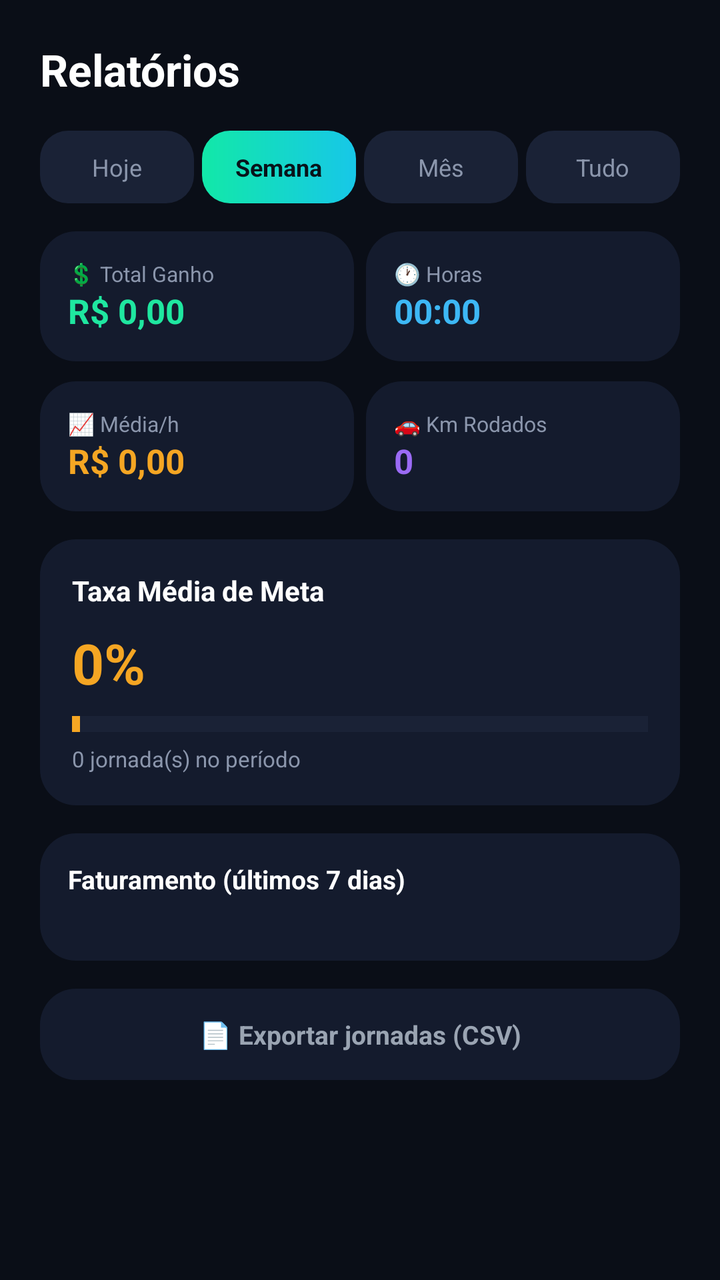
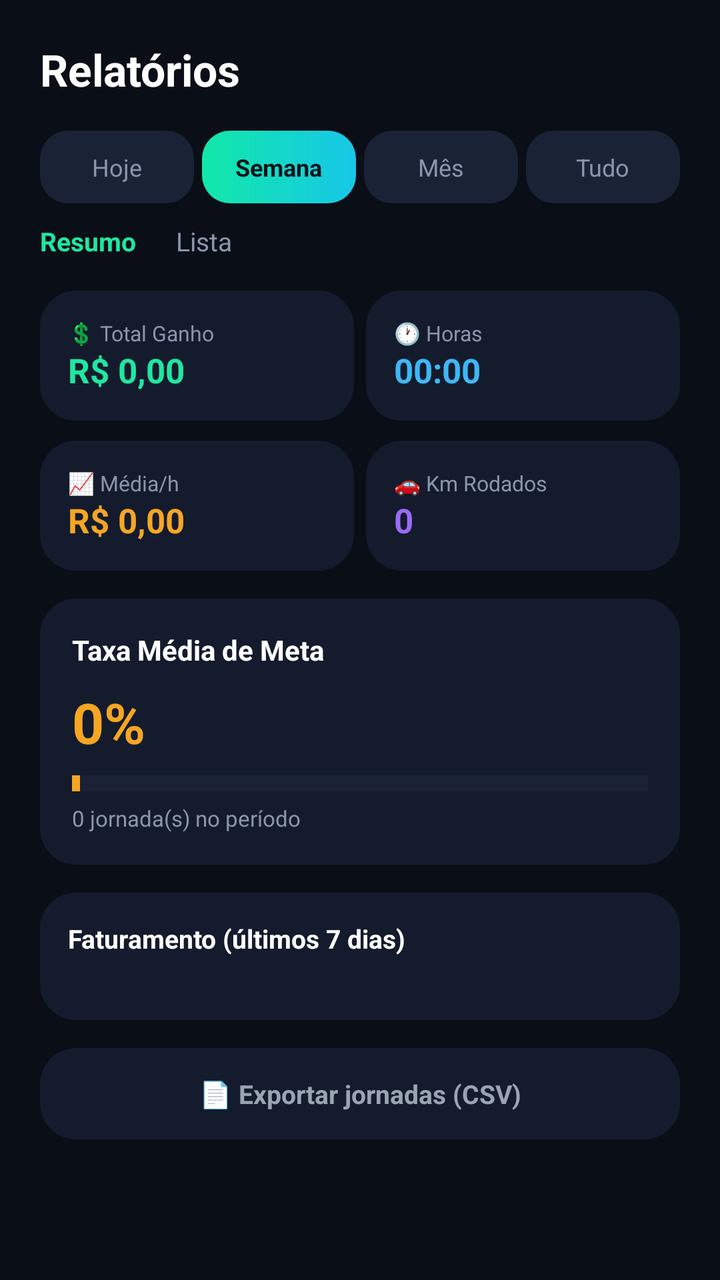

Before-and-after screenshots of an Android layout around one commit, followed by the original layout XML and the change that was made.
<!-- AndroidManifest.xml: application theme Theme.MaterialComponents.DayNight.NoActionBar -->
<!-- res/layout/activity_weekly.xml -->
<?xml version="1.0" encoding="utf-8"?>
<ScrollView xmlns:android="http://schemas.android.com/apk/res/android"
    android:layout_width="match_parent"
    android:layout_height="match_parent"
    android:background="#0A0E17">

    <LinearLayout
        android:layout_width="match_parent"
        android:layout_height="wrap_content"
        android:orientation="vertical"
        android:padding="20dp">

        <TextView
            android:layout_width="wrap_content"
            android:layout_height="wrap_content"
            android:text="Relatórios"
            android:textColor="#FFFFFF"
            android:textSize="22sp"
            android:textStyle="bold"
            android:layout_marginBottom="16dp" />

        <LinearLayout
            android:layout_width="match_parent"
            android:layout_height="wrap_content"
            android:orientation="horizontal"
            android:layout_marginBottom="14dp">

            <TextView
                android:id="@+id/tabHoje"
                android:layout_width="0dp"
                android:layout_height="wrap_content"
                android:layout_weight="1"
                android:layout_marginEnd="4dp"
                android:background="@drawable/bg_chip_unselected"
                android:gravity="center"
                android:padding="10dp"
                android:text="Hoje"
                android:textColor="#8B96AC"
                android:textSize="12sp"
                android:clickable="true"
                android:focusable="true" />

            <TextView
                android:id="@+id/tabSemana"
                android:layout_width="0dp"
                android:layout_height="wrap_content"
                android:layout_weight="1"
                android:layout_marginEnd="4dp"
                android:background="@drawable/bg_chip_selected"
                android:gravity="center"
                android:padding="10dp"
                android:text="Semana"
                android:textColor="#08131A"
                android:textSize="12sp"
                android:textStyle="bold"
                android:clickable="true"
                android:focusable="true" />

            <TextView
                android:id="@+id/tabMes"
                android:layout_width="0dp"
                android:layout_height="wrap_content"
                android:layout_weight="1"
                android:layout_marginEnd="4dp"
                android:background="@drawable/bg_chip_unselected"
                android:gravity="center"
                android:padding="10dp"
                android:text="Mês"
                android:textColor="#8B96AC"
                android:textSize="12sp"
                android:clickable="true"
                android:focusable="true" />

            <TextView
                android:id="@+id/tabTudo"
                android:layout_width="0dp"
                android:layout_height="wrap_content"
                android:layout_weight="1"
                android:background="@drawable/bg_chip_unselected"
                android:gravity="center"
                android:padding="10dp"
                android:text="Tudo"
                android:textColor="#8B96AC"
                android:textSize="12sp"
                android:clickable="true"
                android:focusable="true" />
        </LinearLayout>

        <LinearLayout
            android:layout_width="match_parent"
            android:layout_height="wrap_content"
            android:orientation="horizontal"
            android:layout_marginBottom="10dp">

            <LinearLayout
                android:layout_width="0dp"
                android:layout_height="wrap_content"
                android:layout_weight="1"
                android:orientation="vertical"
                android:background="@drawable/bg_card_dark"
                android:padding="14dp"
                android:layout_marginEnd="6dp">

                <TextView
                    android:layout_width="wrap_content"
                    android:layout_height="wrap_content"
                    android:text="💲 Total Ganho"
                    android:textColor="#8B96AC"
                    android:textSize="10.5sp" />

                <TextView
                    android:id="@+id/txtTotalGanho"
                    android:layout_width="wrap_content"
                    android:layout_height="wrap_content"
                    android:text="R$ 0,00"
                    android:textColor="#1FE7A0"
                    android:textSize="17sp"
                    android:textStyle="bold" />
            </LinearLayout>

            <LinearLayout
                android:layout_width="0dp"
                android:layout_height="wrap_content"
                android:layout_weight="1"
                android:orientation="vertical"
                android:background="@drawable/bg_card_dark"
                android:padding="14dp">

                <TextView
                    android:layout_width="wrap_content"
                    android:layout_height="wrap_content"
                    android:text="🕐 Horas"
                    android:textColor="#8B96AC"
                    android:textSize="10.5sp" />

                <TextView
                    android:id="@+id/txtHorasTrabalhadas"
                    android:layout_width="wrap_content"
                    android:layout_height="wrap_content"
                    android:text="00:00"
                    android:textColor="#3DB8F5"
                    android:textSize="17sp"
                    android:textStyle="bold" />
            </LinearLayout>
        </LinearLayout>

        <LinearLayout
            android:layout_width="match_parent"
            android:layout_height="wrap_content"
            android:orientation="horizontal"
            android:layout_marginBottom="14dp">

            <LinearLayout
                android:layout_width="0dp"
                android:layout_height="wrap_content"
                android:layout_weight="1"
                android:orientation="vertical"
                android:background="@drawable/bg_card_dark"
                android:padding="14dp"
                android:layout_marginEnd="6dp">

                <TextView
                    android:layout_width="wrap_content"
                    android:layout_height="wrap_content"
                    android:text="📈 Média/h"
                    android:textColor="#8B96AC"
                    android:textSize="10.5sp" />

                <TextView
                    android:id="@+id/txtMediaPorHora"
                    android:layout_width="wrap_content"
                    android:layout_height="wrap_content"
                    android:text="R$ 0,00"
                    android:textColor="#F5A623"
                    android:textSize="17sp"
                    android:textStyle="bold" />
            </LinearLayout>

            <LinearLayout
                android:layout_width="0dp"
                android:layout_height="wrap_content"
                android:layout_weight="1"
                android:orientation="vertical"
                android:background="@drawable/bg_card_dark"
                android:padding="14dp">

                <TextView
                    android:layout_width="wrap_content"
                    android:layout_height="wrap_content"
                    android:text="🚗 Km Rodados"
                    android:textColor="#8B96AC"
                    android:textSize="10.5sp" />

                <TextView
                    android:id="@+id/txtKmRodados"
                    android:layout_width="wrap_content"
                    android:layout_height="wrap_content"
                    android:text="0"
                    android:textColor="#9B6BF5"
                    android:textSize="17sp"
                    android:textStyle="bold" />
            </LinearLayout>
        </LinearLayout>

        <LinearLayout
            android:layout_width="match_parent"
            android:layout_height="wrap_content"
            android:orientation="vertical"
            android:background="@drawable/bg_card_dark"
            android:padding="16dp"
            android:layout_marginBottom="14dp">

            <TextView
                android:layout_width="wrap_content"
                android:layout_height="wrap_content"
                android:text="Taxa Média de Meta"
                android:textColor="#FFFFFF"
                android:textSize="14sp"
                android:textStyle="bold"
                android:layout_marginBottom="8dp" />

            <TextView
                android:id="@+id/txtTaxaMeta"
                android:layout_width="wrap_content"
                android:layout_height="wrap_content"
                android:text="0%"
                android:textColor="#F5A623"
                android:textSize="28sp"
                android:textStyle="bold" />

            <FrameLayout
                android:layout_width="match_parent"
                android:layout_height="8dp"
                android:background="#1A2236"
                android:layout_marginTop="8dp"
                android:layout_marginBottom="6dp">

                <View
                    android:id="@+id/barraMeta"
                    android:layout_width="4dp"
                    android:layout_height="match_parent"
                    android:background="#F5A623" />
            </FrameLayout>

            <TextView
                android:id="@+id/txtQtdJornadas"
                android:layout_width="wrap_content"
                android:layout_height="wrap_content"
                android:text="0 jornada(s) no período"
                android:textColor="#8B96AC"
                android:textSize="11sp" />
        </LinearLayout>

        <LinearLayout
            android:layout_width="match_parent"
            android:layout_height="wrap_content"
            android:orientation="vertical"
            android:background="@drawable/bg_card_dark"
            android:padding="14dp"
            android:layout_marginBottom="14dp">

            <TextView
                android:layout_width="wrap_content"
                android:layout_height="wrap_content"
                android:text="Faturamento (últimos 7 dias)"
                android:textColor="#FFFFFF"
                android:textSize="13sp"
                android:textStyle="bold"
                android:layout_marginBottom="10dp" />

            <LinearLayout
                android:id="@+id/containerBarras"
                android:layout_width="match_parent"
                android:layout_height="wrap_content"
                android:orientation="horizontal"
                android:gravity="bottom"
                android:layout_marginBottom="8dp" />

            <LinearLayout
                android:id="@+id/containerLabels"
                android:layout_width="match_parent"
                android:layout_height="wrap_content"
                android:orientation="horizontal" />
        </LinearLayout>

        <TextView
            android:id="@+id/btnExportarCsv"
            android:layout_width="match_parent"
            android:layout_height="wrap_content"
            android:background="@drawable/bg_card_dark"
            android:padding="14dp"
            android:gravity="center"
            android:text="📄 Exportar jornadas (CSV)"
            android:textColor="#9AA4B2"
            android:textSize="13sp"
            android:textStyle="bold"
            android:clickable="true"
            android:focusable="true" />

    </LinearLayout>
</ScrollView>
<!-- resources referenced by this layout -->
<resources>
  <!-- drawable bg_card_dark (drawable) -->
  <?xml version="1.0" encoding="utf-8"?>
  <shape xmlns:android="http://schemas.android.com/apk/res/android" android:shape="rectangle">
      <solid android:color="#141B2D" />
      <corners android:radius="18dp" />
  </shape>
  <!-- drawable bg_chip_selected (drawable) -->
  <?xml version="1.0" encoding="utf-8"?>
  <shape xmlns:android="http://schemas.android.com/apk/res/android" android:shape="rectangle">
      <gradient
          android:angle="0"
          android:startColor="#12E8A8"
          android:endColor="#17C7E8" />
      <corners android:radius="14dp" />
  </shape>
  <!-- drawable bg_chip_unselected (drawable) -->
  <?xml version="1.0" encoding="utf-8"?>
  <shape xmlns:android="http://schemas.android.com/apk/res/android" android:shape="rectangle">
      <solid android:color="#1A2236" />
      <corners android:radius="14dp" />
  </shape>
</resources>

<!-- the commit's change to res/layout/activity_weekly.xml (unified diff, before → after) -->
@@ -23,7 +23,7 @@
             android:layout_width="match_parent"
             android:layout_height="wrap_content"
             android:orientation="horizontal"
-            android:layout_marginBottom="14dp">
+            android:layout_marginBottom="10dp">
 
             <TextView
                 android:id="@+id/tabHoje"
@@ -90,197 +90,248 @@
             android:layout_width="match_parent"
             android:layout_height="wrap_content"
             android:orientation="horizontal"
-            android:layout_marginBottom="10dp">
-
-            <LinearLayout
-                android:layout_width="0dp"
-                android:layout_height="wrap_content"
-                android:layout_weight="1"
+            android:layout_marginBottom="16dp">
+
+            <TextView
+                android:id="@+id/subTabResumo"
+                android:layout_width="wrap_content"
+                android:layout_height="wrap_content"
+                android:layout_marginEnd="20dp"
+                android:text="Resumo"
+                android:textColor="#1FE7A0"
+                android:textSize="13sp"
+                android:textStyle="bold"
+                android:clickable="true"
+                android:focusable="true" />
+
+            <TextView
+                android:id="@+id/subTabLista"
+                android:layout_width="wrap_content"
+                android:layout_height="wrap_content"
+                android:text="Lista"
+                android:textColor="#8B96AC"
+                android:textSize="13sp"
+                android:clickable="true"
+                android:focusable="true" />
+        </LinearLayout>
+
+        <LinearLayout
+            android:id="@+id/grupoResumo"
+            android:layout_width="match_parent"
+            android:layout_height="wrap_content"
+            android:orientation="vertical">
+
+            <LinearLayout
+                android:layout_width="match_parent"
+                android:layout_height="wrap_content"
+                android:orientation="horizontal"
+                android:layout_marginBottom="10dp">
+
+                <LinearLayout
+                    android:layout_width="0dp"
+                    android:layout_height="wrap_content"
+                    android:layout_weight="1"
+                    android:orientation="vertical"
+                    android:background="@drawable/bg_card_dark"
+                    android:padding="14dp"
+                    android:layout_marginEnd="6dp">
+
+                    <TextView
+                        android:layout_width="wrap_content"
+                        android:layout_height="wrap_content"
+                        android:text="💲 Total Ganho"
+                        android:textColor="#8B96AC"
+                        android:textSize="10.5sp" />
+
+                    <TextView
+                        android:id="@+id/txtTotalGanho"
+                        android:layout_width="wrap_content"
+                        android:layout_height="wrap_content"
+                        android:text="R$ 0,00"
+                        android:textColor="#1FE7A0"
+                        android:textSize="17sp"
+                        android:textStyle="bold" />
+                </LinearLayout>
+
+                <LinearLayout
+                    android:layout_width="0dp"
+                    android:layout_height="wrap_content"
+                    android:layout_weight="1"
+                    android:orientation="vertical"
+                    android:background="@drawable/bg_card_dark"
+                    android:padding="14dp">
+
+                    <TextView
+                        android:layout_width="wrap_content"
+                        android:layout_height="wrap_content"
+                        android:text="🕐 Horas"
+                        android:textColor="#8B96AC"
+                        android:textSize="10.5sp" />
+
+                    <TextView
+                        android:id="@+id/txtHorasTrabalhadas"
+                        android:layout_width="wrap_content"
+                        android:layout_height="wrap_content"
+                        android:text="00:00"
+                        android:textColor="#3DB8F5"
+                        android:textSize="17sp"
+                        android:textStyle="bold" />
+                </LinearLayout>
+            </LinearLayout>
+
+            <LinearLayout
+                android:layout_width="match_parent"
+                android:layout_height="wrap_content"
+                android:orientation="horizontal"
+                android:layout_marginBottom="14dp">
+
+                <LinearLayout
+                    android:layout_width="0dp"
+                    android:layout_height="wrap_content"
+                    android:layout_weight="1"
+                    android:orientation="vertical"
+                    android:background="@drawable/bg_card_dark"
+                    android:padding="14dp"
+                    android:layout_marginEnd="6dp">
+
+                    <TextView
+                        android:layout_width="wrap_content"
+                        android:layout_height="wrap_content"
+                        android:text="📈 Média/h"
+                        android:textColor="#8B96AC"
+                        android:textSize="10.5sp" />
+
+                    <TextView
+                        android:id="@+id/txtMediaPorHora"
+                        android:layout_width="wrap_content"
+                        android:layout_height="wrap_content"
+                        android:text="R$ 0,00"
+                        android:textColor="#F5A623"
+                        android:textSize="17sp"
+                        android:textStyle="bold" />
+                </LinearLayout>
+
+                <LinearLayout
+                    android:layout_width="0dp"
+                    android:layout_height="wrap_content"
+                    android:layout_weight="1"
+                    android:orientation="vertical"
+                    android:background="@drawable/bg_card_dark"
+                    android:padding="14dp">
+
+                    <TextView
+                        android:layout_width="wrap_content"
+                        android:layout_height="wrap_content"
+                        android:text="🚗 Km Rodados"
+                        android:textColor="#8B96AC"
+                        android:textSize="10.5sp" />
+
+                    <TextView
+                        android:id="@+id/txtKmRodados"
+                        android:layout_width="wrap_content"
+                        android:layout_height="wrap_content"
+                        android:text="0"
+                        android:textColor="#9B6BF5"
+                        android:textSize="17sp"
+                        android:textStyle="bold" />
+                </LinearLayout>
+            </LinearLayout>
+
+            <LinearLayout
+                android:layout_width="match_parent"
+                android:layout_height="wrap_content"
+                android:orientation="vertical"
+                android:background="@drawable/bg_card_dark"
+                android:padding="16dp"
+                android:layout_marginBottom="14dp">
+
+                <TextView
+                    android:layout_width="wrap_content"
+                    android:layout_height="wrap_content"
+                    android:text="Taxa Média de Meta"
+                    android:textColor="#FFFFFF"
+                    android:textSize="14sp"
+                    android:textStyle="bold"
+                    android:layout_marginBottom="8dp" />
+
+                <TextView
+                    android:id="@+id/txtTaxaMeta"
+                    android:layout_width="wrap_content"
+                    android:layout_height="wrap_content"
+                    android:text="0%"
+                    android:textColor="#F5A623"
+                    android:textSize="28sp"
+                    android:textStyle="bold" />
+
+                <FrameLayout
+                    android:layout_width="match_parent"
+                    android:layout_height="8dp"
+                    android:background="#1A2236"
+                    android:layout_marginTop="8dp"
+                    android:layout_marginBottom="6dp">
+
+                    <View
+                        android:id="@+id/barraMeta"
+                        android:layout_width="4dp"
+                        android:layout_height="match_parent"
+                        android:background="#F5A623" />
+                </FrameLayout>
+
+                <TextView
+                    android:id="@+id/txtQtdJornadas"
+                    android:layout_width="wrap_content"
+                    android:layout_height="wrap_content"
+                    android:text="0 jornada(s) no período"
+                    android:textColor="#8B96AC"
+                    android:textSize="11sp" />
+            </LinearLayout>
+
+            <LinearLayout
+                android:layout_width="match_parent"
+                android:layout_height="wrap_content"
                 android:orientation="vertical"
                 android:background="@drawable/bg_card_dark"
                 android:padding="14dp"
-                android:layout_marginEnd="6dp">
+                android:layout_marginBottom="14dp">
 
                 <TextView
                     android:layout_width="wrap_content"
                     android:layout_height="wrap_content"
-                    android:text="💲 Total Ganho"
-                    android:textColor="#8B96AC"
-                    android:textSize="10.5sp" />
-
-                <TextView
-                    android:id="@+id/txtTotalGanho"
-                    android:layout_width="wrap_content"
-                    android:layout_height="wrap_content"
-                    android:text="R$ 0,00"
-                    android:textColor="#1FE7A0"
-                    android:textSize="17sp"
-                    android:textStyle="bold" />
-            </LinearLayout>
-
-            <LinearLayout
-                android:layout_width="0dp"
-                android:layout_height="wrap_content"
-                android:layout_weight="1"
-                android:orientation="vertical"
-                android:background="@drawable/bg_card_dark"
-                android:padding="14dp">
-
-                <TextView
-                    android:layout_width="wrap_content"
-                    android:layout_height="wrap_content"
-                    android:text="🕐 Horas"
-                    android:textColor="#8B96AC"
-                    android:textSize="10.5sp" />
-
-                <TextView
-                    android:id="@+id/txtHorasTrabalhadas"
-                    android:layout_width="wrap_content"
-                    android:layout_height="wrap_content"
-                    android:text="00:00"
-                    android:textColor="#3DB8F5"
-                    android:textSize="17sp"
-                    android:textStyle="bold" />
+                    android:text="Faturamento (últimos 7 dias)"
+                    android:textColor="#FFFFFF"
+                    android:textSize="13sp"
+                    android:textStyle="bold"
+                    android:layout_marginBottom="10dp" />
+
+                <LinearLayout
+                    android:id="@+id/containerBarras"
+                    android:layout_width="match_parent"
+                    android:layout_height="wrap_content"
+                    android:orientation="horizontal"
+                    android:gravity="bottom"
+                    android:layout_marginBottom="8dp" />
+
+                <LinearLayout
+                    android:id="@+id/containerLabels"
+                    android:layout_width="match_parent"
+                    android:layout_height="wrap_content"
+                    android:orientation="horizontal" />
             </LinearLayout>
         </LinearLayout>
 
         <LinearLayout
-            android:layout_width="match_parent"
-            android:layout_height="wrap_content"
-            android:orientation="horizontal"
-            android:layout_marginBottom="14dp">
-
-            <LinearLayout
-                android:layout_width="0dp"
-                android:layout_height="wrap_content"
-                android:layout_weight="1"
+            android:id="@+id/grupoLista"
+            android:layout_width="match_parent"
+            android:layout_height="wrap_content"
+            android:orientation="vertical"
+            android:visibility="gone">
+
+            <LinearLayout
+                android:id="@+id/containerListaJornadas"
+                android:layout_width="match_parent"
+                android:layout_height="wrap_content"
                 android:orientation="vertical"
-                android:background="@drawable/bg_card_dark"
-                android:padding="14dp"
-                android:layout_marginEnd="6dp">
-
-                <TextView
-                    android:layout_width="wrap_content"
-                    android:layout_height="wrap_content"
-                    android:text="📈 Média/h"
-                    android:textColor="#8B96AC"
-                    android:textSize="10.5sp" />
-
-                <TextView
-                    android:id="@+id/txtMediaPorHora"
-                    android:layout_width="wrap_content"
-                    android:layout_height="wrap_content"
-                    android:text="R$ 0,00"
-                    android:textColor="#F5A623"
-                    android:textSize="17sp"
-                    android:textStyle="bold" />
-            </LinearLayout>
-
-            <LinearLayout
-                android:layout_width="0dp"
-                android:layout_height="wrap_content"
-                android:layout_weight="1"
-                android:orientation="vertical"
-                android:background="@drawable/bg_card_dark"
-                android:padding="14dp">
-
-                <TextView
-                    android:layout_width="wrap_content"
-                    android:layout_height="wrap_content"
-                    android:text="🚗 Km Rodados"
-                    android:textColor="#8B96AC"
-                    android:textSize="10.5sp" />
-
-                <TextView
-                    android:id="@+id/txtKmRodados"
-                    android:layout_width="wrap_content"
-                    android:layout_height="wrap_content"
-                    android:text="0"
-                    android:textColor="#9B6BF5"
-                    android:textSize="17sp"
-                    android:textStyle="bold" />
-            </LinearLayout>
-        </LinearLayout>
-
-        <LinearLayout
-            android:layout_width="match_parent"
-            android:layout_height="wrap_content"
-            android:orientation="vertical"
-            android:background="@drawable/bg_card_dark"
-            android:padding="16dp"
-            android:layout_marginBottom="14dp">
-
-            <TextView
-                android:layout_width="wrap_content"
-                android:layout_height="wrap_content"
-                android:text="Taxa Média de Meta"
-                android:textColor="#FFFFFF"
-                android:textSize="14sp"
-                android:textStyle="bold"
-                android:layout_marginBottom="8dp" />
-
-            <TextView
-                android:id="@+id/txtTaxaMeta"
-                android:layout_width="wrap_content"
-                android:layout_height="wrap_content"
-                android:text="0%"
-                android:textColor="#F5A623"
-                android:textSize="28sp"
-                android:textStyle="bold" />
-
-            <FrameLayout
-                android:layout_width="match_parent"
-                android:layout_height="8dp"
-                android:background="#1A2236"
-                android:layout_marginTop="8dp"
-                android:layout_marginBottom="6dp">
-
-                <View
-                    android:id="@+id/barraMeta"
-                    android:layout_width="4dp"
-                    android:layout_height="match_parent"
-                    android:background="#F5A623" />
-            </FrameLayout>
-
-            <TextView
-                android:id="@+id/txtQtdJornadas"
-                android:layout_width="wrap_content"
-                android:layout_height="wrap_content"
-                android:text="0 jornada(s) no período"
-                android:textColor="#8B96AC"
-                android:textSize="11sp" />
-        </LinearLayout>
-
-        <LinearLayout
-            android:layout_width="match_parent"
-            android:layout_height="wrap_content"
-            android:orientation="vertical"
-            android:background="@drawable/bg_card_dark"
-            android:padding="14dp"
-            android:layout_marginBottom="14dp">
-
-            <TextView
-                android:layout_width="wrap_content"
-                android:layout_height="wrap_content"
-                android:text="Faturamento (últimos 7 dias)"
-                android:textColor="#FFFFFF"
-                android:textSize="13sp"
-                android:textStyle="bold"
-                android:layout_marginBottom="10dp" />
-
-            <LinearLayout
-                android:id="@+id/containerBarras"
-                android:layout_width="match_parent"
-                android:layout_height="wrap_content"
-                android:orientation="horizontal"
-                android:gravity="bottom"
-                android:layout_marginBottom="8dp" />
-
-            <LinearLayout
-                android:id="@+id/containerLabels"
-                android:layout_width="match_parent"
-                android:layout_height="wrap_content"
-                android:orientation="horizontal" />
+                android:layout_marginBottom="14dp" />
         </LinearLayout>
 
         <TextView
